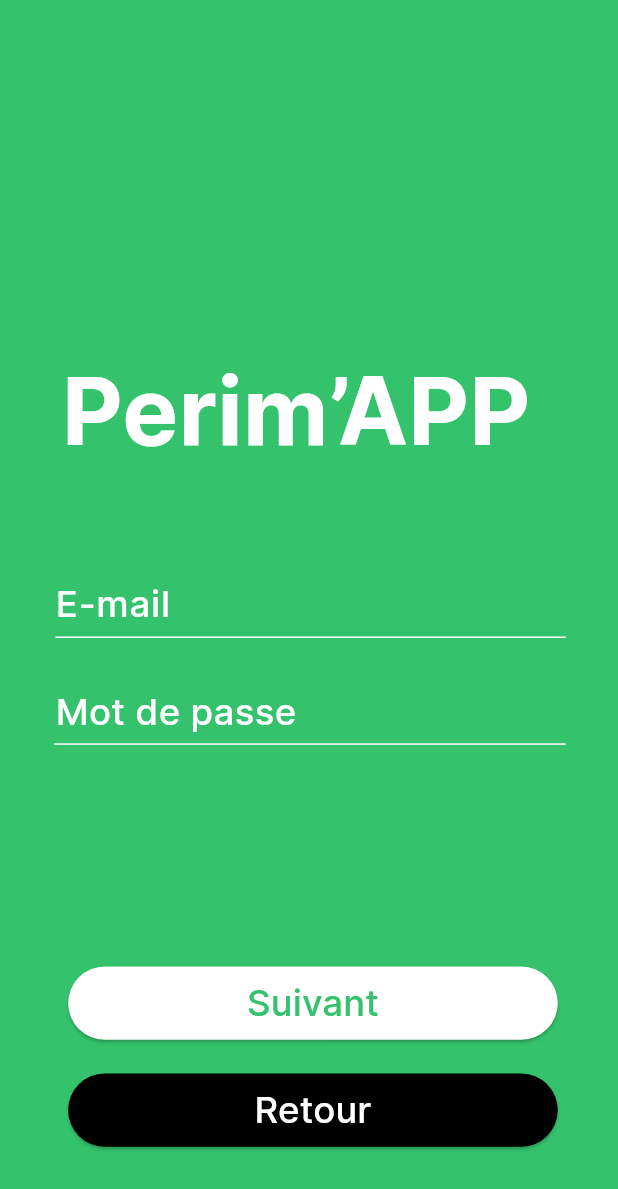
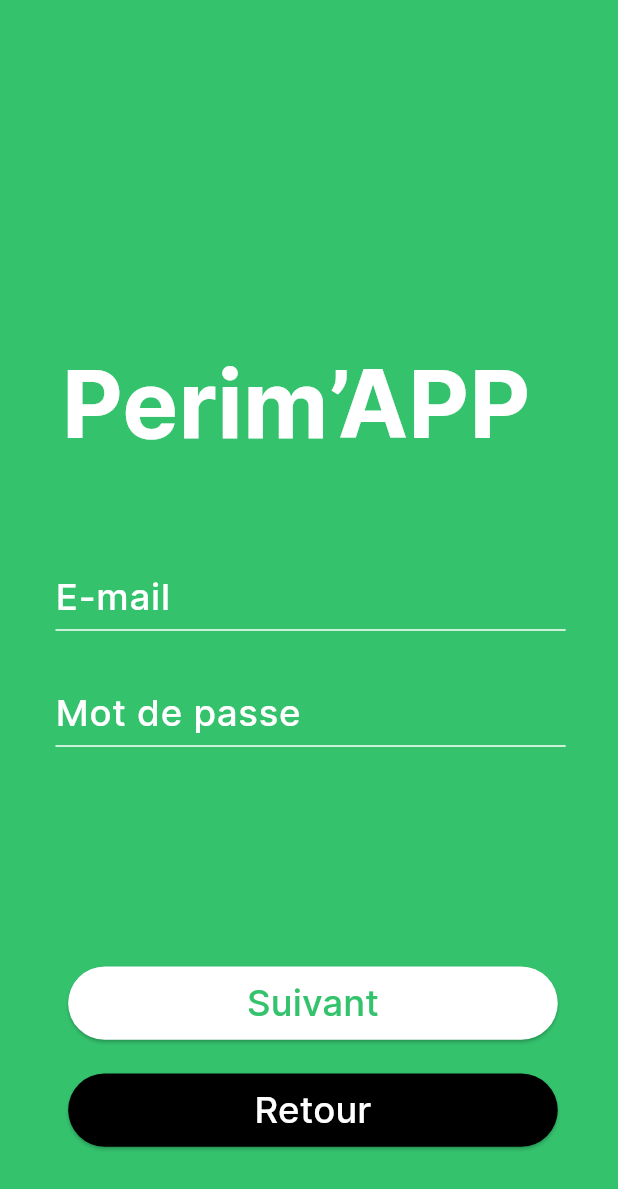
Before and after one commit to AlexandreBobis/myapp, a Flutter app: the LogInPageScreen screen opened by its route, on a phone screen of 412 x 824 dp. Shown: the top 1189 px of the screen. Run offline on Flutter 3.47's test engine with Material 3 defaults, Android fonts, the phone set to English and light mode, and no system bars; our stand-ins replace cached_network_image, connectivity_plus, flutter_svg, flutter_svg_provider, shared_preferences; accounts and stored records are empty.

Commit message:
Refacto Login

```diff
--- a/lib/presentation/log_in_page_screen/log_in_page_screen.dart
+++ b/lib/presentation/log_in_page_screen/log_in_page_screen.dart
@@ -42,7 +42,10 @@ class LogInPageScreenState extends State<LogInPageScreen> {
         body: Center(
           child: SingleChildScrollView(
             padding: EdgeInsets.only(
-              bottom: MediaQuery.of(context).viewInsets.bottom,
+              bottom: MediaQuery
+                  .of(context)
+                  .viewInsets
+                  .bottom,
             ),
             child: SizedBox(
               height: SizeUtils.height,
@@ -72,9 +75,9 @@ class LogInPageScreenState extends State<LogInPageScreen> {
                       Padding(
                         padding: EdgeInsets.only(left: 2.h),
                         child:
-                            Selector<LogInPageProvider, TextEditingController?>(
+                        Selector<LogInPageProvider, TextEditingController?>(
                           selector: (context, provider) =>
-                              provider.emailController,
+                          provider.emailController,
                           builder: (context, emailController, child) {
                             return CustomTextFormField(
                               controller: emailController,
@@ -84,12 +87,16 @@ class LogInPageScreenState extends State<LogInPageScreen> {
                               validator: (value) {
                                 if (value == null ||
                                     (!isValidEmail(value, isRequired: true))) {
+                                  // Fonction pour check la validité du mail
                                   return "err_msg_please_enter_valid_email".tr;
                                 }
                                 return null;
                               },
                               borderDecoration:
-                                  TextFormFieldStyleHelper.underLinePrimary,
+                              TextFormFieldStyleHelper.underLinePrimary,
+                              textStyle: TextStyle(color: Colors.white,
+                                  fontWeight: FontWeight.w800,
+                                  fontSize: 22.0),
                             );
                           },
                         ),
@@ -97,16 +104,36 @@ class LogInPageScreenState extends State<LogInPageScreen> {
                       SizedBox(height: 33.v),
                       Padding(
                         padding: EdgeInsets.only(left: 2.h),
-                        child: Text(
-                          "lbl_mot_de_passe".tr,
-                          style: theme.textTheme.headlineSmall,
+                        child:
+                        Selector<LogInPageProvider, TextEditingController?>(
+                          selector: (context, provider) =>
+                          provider.passwordController,
+                          builder: (context, passwordController, child) {
+                            return CustomTextFormField(
+                              controller: passwordController,
+                              hintText: "lbl_mot_de_passe".tr,
+                              textInputAction: TextInputAction.done,
+                              textInputType: TextInputType.visiblePassword,
+                              validator: (value) {
+                                if (value == null ||
+                                    (!isValidPassword(
+                                      // Fonction pour check la validité du mot de passe
+                                        value, isRequired: true))) {
+                                  return "err_msg_please_enter_valid_password"
+                                      .tr;
+                                }
+                                return null;
+                              },
+                              borderDecoration:
+                              TextFormFieldStyleHelper.underLinePrimary,
+                              textStyle: TextStyle(color: Colors.white,
+                                  fontWeight: FontWeight.w800,
+                                  fontSize: 22.0),
+                            );
+                          },
                         ),
                       ),
                       SizedBox(height: 3.v),
-                      Divider(
-                        color: theme.colorScheme.primary,
-                        indent: 1.h,
-                      ),
                       Spacer(
                         flex: 46,
                       ),
--- a/lib/presentation/log_in_page_screen/provider/log_in_page_provider.dart
+++ b/lib/presentation/log_in_page_screen/provider/log_in_page_provider.dart
@@ -11,6 +11,7 @@ import '../models/log_in_page_model.dart';
 // ignore_for_file: must_be_immutable
 class LogInPageProvider extends ChangeNotifier {
   TextEditingController emailController = TextEditingController();
+  TextEditingController passwordController = TextEditingController();
 
   LogInPageModel logInPageModelObj = LogInPageModel();
 
@@ -18,5 +19,6 @@ class LogInPageProvider extends ChangeNotifier {
   void dispose() {
     super.dispose();
     emailController.dispose();
+    passwordController.dispose();
   }
 }
```
Also changed, not shown: lib/core/utils/validation_functions.dart (+31 -0 lines), 24 other files.
